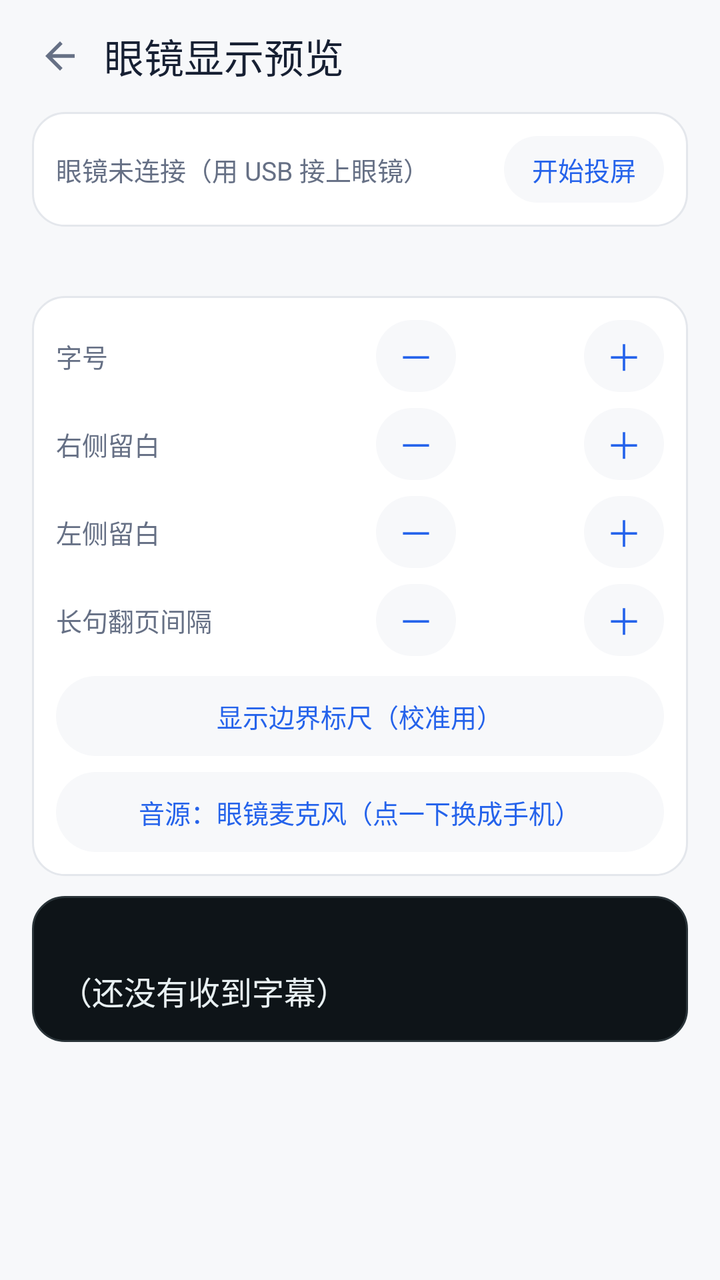
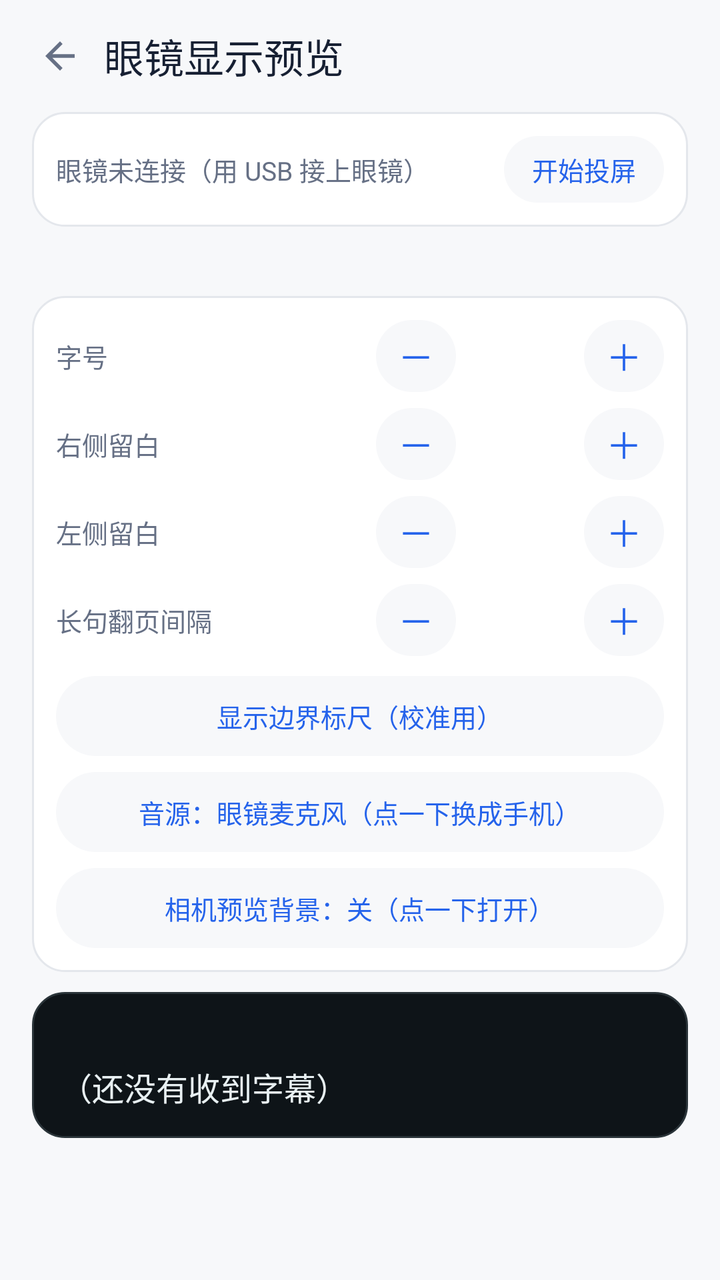

An Android layout rendered at two revisions. The XML below is the earlier revision; the diff shows what the commit changed to produce the second picture.
<!-- AndroidManifest.xml: application theme AppTheme -->
<!-- res/layout/overlay_glasses.xml -->
<?xml version="1.0" encoding="utf-8"?>
<LinearLayout xmlns:android="http://schemas.android.com/apk/res/android"
    android:layout_width="match_parent"
    android:layout_height="match_parent"
    android:background="@color/page"
    android:orientation="vertical">

    <LinearLayout
        android:layout_width="match_parent"
        android:layout_height="56dp"
        android:gravity="center_vertical"
        android:orientation="horizontal"
        android:paddingStart="8dp"
        android:paddingEnd="16dp">

        <ImageView
            android:id="@+id/glassesBack"
            android:layout_width="44dp"
            android:layout_height="44dp"
            android:background="@drawable/tap_icon_bare"
            android:clickable="true"
            android:contentDescription="@string/back"
            android:focusable="true"
            android:padding="11dp"
            android:src="@drawable/ic_back" />

        <TextView
            android:id="@+id/glassesTitle"
            android:layout_width="0dp"
            android:layout_height="wrap_content"
            android:layout_weight="1"
            android:fontFamily="sans-serif-medium"
            android:text="@string/glasses_preview_title"
            android:textColor="@color/ink"
            android:textSize="20sp" />
    </LinearLayout>

    
    <LinearLayout
        android:layout_width="match_parent"
        android:layout_height="wrap_content"
        android:layout_marginStart="16dp"
        android:layout_marginEnd="16dp"
        android:layout_marginBottom="10dp"
        android:background="@drawable/bg_card"
        android:gravity="center_vertical"
        android:orientation="horizontal"
        android:padding="12dp">

        <TextView
            android:id="@+id/glassesRealStatus"
            android:layout_width="0dp"
            android:layout_height="wrap_content"
            android:layout_weight="1"
            android:text="@string/glasses_real_idle"
            android:textColor="@color/ink_soft"
            android:textSize="13sp" />

        <TextView
            android:id="@+id/glassesRealToggle"
            android:layout_width="wrap_content"
            android:layout_height="wrap_content"
            android:background="@drawable/tap_pill"
            android:clickable="true"
            android:focusable="true"
            android:paddingStart="14dp"
            android:paddingTop="7dp"
            android:paddingEnd="14dp"
            android:paddingBottom="7dp"
            android:text="@string/glasses_real_cast"
            android:textColor="@color/brand"
            android:textSize="13sp" />
    </LinearLayout>

    
    <TextView
        android:id="@+id/glassesRealDiag"
        android:layout_width="match_parent"
        android:layout_height="wrap_content"
        android:layout_marginStart="16dp"
        android:layout_marginEnd="16dp"
        android:layout_marginBottom="10dp"
        android:fontFamily="monospace"
        android:textColor="@color/ink_soft"
        android:textSize="11sp" />

    
    <LinearLayout
        android:layout_width="match_parent"
        android:layout_height="wrap_content"
        android:layout_marginStart="16dp"
        android:layout_marginEnd="16dp"
        android:layout_marginBottom="10dp"
        android:background="@drawable/bg_card"
        android:orientation="vertical"
        android:padding="12dp">

        <LinearLayout
            android:layout_width="match_parent"
            android:layout_height="wrap_content"
            android:gravity="center_vertical"
            android:orientation="horizontal">

            <TextView
                android:layout_width="0dp"
                android:layout_height="wrap_content"
                android:layout_weight="1"
                android:text="@string/glasses_tune_font"
                android:textColor="@color/ink_soft"
                android:textSize="13sp" />

            <TextView
                android:id="@+id/glassesFontMinus"
                android:layout_width="40dp"
                android:layout_height="36dp"
                android:background="@drawable/tap_pill"
                android:clickable="true"
                android:focusable="true"
                android:gravity="center"
                android:text="@string/glasses_tune_minus"
                android:textColor="@color/brand"
                android:textSize="18sp" />

            <TextView
                android:id="@+id/glassesFontValue"
                android:layout_width="64dp"
                android:layout_height="wrap_content"
                android:gravity="center"
                android:textColor="@color/ink"
                android:textSize="14sp" />

            <TextView
                android:id="@+id/glassesFontPlus"
                android:layout_width="40dp"
                android:layout_height="36dp"
                android:background="@drawable/tap_pill"
                android:clickable="true"
                android:focusable="true"
                android:gravity="center"
                android:text="@string/glasses_tune_plus"
                android:textColor="@color/brand"
                android:textSize="18sp" />
        </LinearLayout>

        <LinearLayout
            android:layout_width="match_parent"
            android:layout_height="wrap_content"
            android:layout_marginTop="8dp"
            android:gravity="center_vertical"
            android:orientation="horizontal">

            <TextView
                android:layout_width="0dp"
                android:layout_height="wrap_content"
                android:layout_weight="1"
                android:text="@string/glasses_tune_right"
                android:textColor="@color/ink_soft"
                android:textSize="13sp" />

            <TextView
                android:id="@+id/glassesRightMinus"
                android:layout_width="40dp"
                android:layout_height="36dp"
                android:background="@drawable/tap_pill"
                android:clickable="true"
                android:focusable="true"
                android:gravity="center"
                android:text="@string/glasses_tune_minus"
                android:textColor="@color/brand"
                android:textSize="18sp" />

            <TextView
                android:id="@+id/glassesRightValue"
                android:layout_width="64dp"
                android:layout_height="wrap_content"
                android:gravity="center"
                android:textColor="@color/ink"
                android:textSize="14sp" />

            <TextView
                android:id="@+id/glassesRightPlus"
                android:layout_width="40dp"
                android:layout_height="36dp"
                android:background="@drawable/tap_pill"
                android:clickable="true"
                android:focusable="true"
                android:gravity="center"
                android:text="@string/glasses_tune_plus"
                android:textColor="@color/brand"
                android:textSize="18sp" />
        </LinearLayout>

        <LinearLayout
            android:layout_width="match_parent"
            android:layout_height="wrap_content"
            android:layout_marginTop="8dp"
            android:gravity="center_vertical"
            android:orientation="horizontal">

            <TextView
                android:layout_width="0dp"
                android:layout_height="wrap_content"
                android:layout_weight="1"
                android:text="@string/glasses_tune_left"
                android:textColor="@color/ink_soft"
                android:textSize="13sp" />

            <TextView
                android:id="@+id/glassesLeftMinus"
                android:layout_width="40dp"
                android:layout_height="36dp"
                android:background="@drawable/tap_pill"
                android:clickable="true"
                android:focusable="true"
                android:gravity="center"
                android:text="@string/glasses_tune_minus"
                android:textColor="@color/brand"
                android:textSize="18sp" />

            <TextView
                android:id="@+id/glassesLeftValue"
                android:layout_width="64dp"
                android:layout_height="wrap_content"
                android:gravity="center"
                android:textColor="@color/ink"
                android:textSize="14sp" />

            <TextView
                android:id="@+id/glassesLeftPlus"
                android:layout_width="40dp"
                android:layout_height="36dp"
                android:background="@drawable/tap_pill"
                android:clickable="true"
                android:focusable="true"
                android:gravity="center"
                android:text="@string/glasses_tune_plus"
                android:textColor="@color/brand"
                android:textSize="18sp" />
        </LinearLayout>

        
        <LinearLayout
            android:layout_width="match_parent"
            android:layout_height="wrap_content"
            android:layout_marginTop="8dp"
            android:gravity="center_vertical"
            android:orientation="horizontal">

            <TextView
                android:layout_width="0dp"
                android:layout_height="wrap_content"
                android:layout_weight="1"
                android:text="@string/glasses_tune_page_delay"
                android:textColor="@color/ink_soft"
                android:textSize="13sp" />

            <TextView
                android:id="@+id/glassesPageMinus"
                android:layout_width="40dp"
                android:layout_height="36dp"
                android:background="@drawable/tap_pill"
                android:clickable="true"
                android:focusable="true"
                android:gravity="center"
                android:text="@string/glasses_tune_minus"
                android:textColor="@color/brand"
                android:textSize="18sp" />

            <TextView
                android:id="@+id/glassesPageValue"
                android:layout_width="64dp"
                android:layout_height="wrap_content"
                android:gravity="center"
                android:textColor="@color/ink"
                android:textSize="14sp" />

            <TextView
                android:id="@+id/glassesPagePlus"
                android:layout_width="40dp"
                android:layout_height="36dp"
                android:background="@drawable/tap_pill"
                android:clickable="true"
                android:focusable="true"
                android:gravity="center"
                android:text="@string/glasses_tune_plus"
                android:textColor="@color/brand"
                android:textSize="18sp" />
        </LinearLayout>

        
        <LinearLayout
            android:id="@+id/glassesRulerToggle"
            android:layout_width="match_parent"
            android:layout_height="40dp"
            android:layout_marginTop="10dp"
            android:background="@drawable/tap_pill"
            android:clickable="true"
            android:focusable="true"
            android:gravity="center">

            <TextView
                android:id="@+id/glassesRulerLabel"
                android:layout_width="wrap_content"
                android:layout_height="wrap_content"
                android:text="@string/glasses_tune_ruler"
                android:textColor="@color/brand"
                android:textSize="13sp" />
        </LinearLayout>

        
        <LinearLayout
            android:id="@+id/glassesMicToggle"
            android:layout_width="match_parent"
            android:layout_height="40dp"
            android:layout_marginTop="8dp"
            android:background="@drawable/tap_pill"
            android:clickable="true"
            android:focusable="true"
            android:gravity="center">

            <TextView
                android:id="@+id/glassesMicLabel"
                android:layout_width="wrap_content"
                android:layout_height="wrap_content"
                android:text="@string/glasses_mic_source"
                android:textColor="@color/brand"
                android:textSize="13sp" />
        </LinearLayout>
    </LinearLayout>

    <LinearLayout
        android:layout_width="match_parent"
        android:layout_height="wrap_content"
        android:layout_marginStart="16dp"
        android:layout_marginEnd="16dp"
        android:background="@drawable/panel_bg"
        android:orientation="vertical"
        android:padding="14dp">

        <TextView
            android:id="@+id/glassesBadge"
            android:layout_width="wrap_content"
            android:layout_height="wrap_content"
            android:layout_marginBottom="8dp"
            android:letterSpacing="0.08"
            android:textColor="@color/screen_ink_dim"
            android:textSize="10sp" />

        <TextView
            android:id="@+id/glassesPanel"
            android:layout_width="match_parent"
            android:layout_height="wrap_content"
            android:fontFamily="monospace"
            android:lineSpacingExtra="6dp"
            android:text="@string/glasses_preview_empty"
            android:textColor="@color/screen_ink"
            android:textSize="16sp" />
    </LinearLayout>

    <TextView
        android:id="@+id/glassesCaption"
        android:layout_width="match_parent"
        android:layout_height="wrap_content"
        android:layout_marginStart="16dp"
        android:layout_marginTop="10dp"
        android:layout_marginEnd="16dp"
        android:textColor="@color/ink_faint"
        android:textSize="12sp" />
</LinearLayout>
<!-- resources referenced by this layout -->
<resources>
  <color name="brand">#2563EB</color>
  <color name="ink">#172033</color>
  <color name="ink_faint">#98A2B3</color>
  <color name="ink_soft">#667085</color>
  <color name="page">#F7F8FA</color>
  <color name="screen_ink">#E8F0F2</color>
  <color name="screen_ink_dim">#7C8B93</color>
  <!-- drawable bg_card (drawable) -->
  <?xml version="1.0" encoding="utf-8"?>
  <shape xmlns:android="http://schemas.android.com/apk/res/android" android:shape="rectangle">
      <solid android:color="@color/surface" />
      <stroke android:width="1dp" android:color="@color/line" />
      <corners android:radius="16dp" />
  </shape>
  <!-- drawable ic_back (drawable) -->
  <?xml version="1.0" encoding="utf-8"?>
  <vector xmlns:android="http://schemas.android.com/apk/res/android"
      android:width="22dp" android:height="22dp"
      android:viewportWidth="24" android:viewportHeight="24">
      <path android:fillColor="@color/ink_soft"
          android:pathData="M20,11H7.83l5.59,-5.59L12,4l-8,8 8,8 1.41,-1.41L7.83,13H20v-2z" />
  </vector>
  <!-- drawable panel_bg (drawable) -->
  <?xml version="1.0" encoding="utf-8"?>
  <shape xmlns:android="http://schemas.android.com/apk/res/android" android:shape="rectangle">
      <solid android:color="@color/screen" />
      <stroke android:width="1dp" android:color="@color/screen_line" />
      <corners android:radius="16dp" />
  </shape>
  <!-- drawable tap_icon_bare (drawable) -->
  <?xml version="1.0" encoding="utf-8"?>
  <ripple xmlns:android="http://schemas.android.com/apk/res/android"
      android:color="@color/ripple_light">
      <item>
          <shape android:shape="oval">
              <solid android:color="#00000000" />
          </shape>
      </item>
  </ripple>
  <!-- drawable tap_pill (drawable) -->
  <?xml version="1.0" encoding="utf-8"?>
  <ripple xmlns:android="http://schemas.android.com/apk/res/android"
      android:color="@color/ripple_light">
      <item android:drawable="@drawable/bg_pill" />
  </ripple>
  <string name="back">返回</string>
  <string name="glasses_mic_source">音源：眼镜麦克风（点一下换成手机）</string>
  <string name="glasses_preview_empty">（还没有收到字幕）</string>
  <string name="glasses_preview_title">眼镜显示预览</string>
  <string name="glasses_real_cast">开始投屏</string>
  <string name="glasses_real_idle">眼镜未连接（用 USB 接上眼镜）</string>
  <string name="glasses_tune_font">字号</string>
  <string name="glasses_tune_left">左侧留白</string>
  <string name="glasses_tune_minus">－</string>
  <string name="glasses_tune_page_delay">长句翻页间隔</string>
  <string name="glasses_tune_plus">＋</string>
  <string name="glasses_tune_right">右侧留白</string>
  <string name="glasses_tune_ruler">显示边界标尺（校准用）</string>
  <style name="AppTheme" parent="@android:style/Theme.Material.Light.NoActionBar">
          <item name="android:windowBackground">@color/page</item>
          <item name="android:statusBarColor">@color/page</item>
          <item name="android:windowLightStatusBar">true</item>
          <item name="android:navigationBarColor">@color/page</item>
          <item name="android:colorAccent">@color/brand</item>
      </style>
  <color name="surface">#FFFFFF</color>
  <color name="line">#E4E7EC</color>
  <color name="screen">#0E1418</color>
  <color name="screen_line">#2A3439</color>
  <color name="ripple_light">#14000000</color>
  <!-- drawable bg_pill (drawable) -->
  <?xml version="1.0" encoding="utf-8"?>
  <shape xmlns:android="http://schemas.android.com/apk/res/android" android:shape="rectangle">
      <solid android:color="@color/page" />
      <corners android:radius="22dp" />
  </shape>
</resources>

<!-- the commit's change to res/layout/overlay_glasses.xml (unified diff, before → after) -->
@@ -326,6 +326,26 @@
                 android:textColor="@color/brand"
                 android:textSize="13sp" />
         </LinearLayout>
+
+        
+        <LinearLayout
+            android:id="@+id/glassesCameraToggle"
+            android:layout_width="match_parent"
+            android:layout_height="40dp"
+            android:layout_marginTop="8dp"
+            android:background="@drawable/tap_pill"
+            android:clickable="true"
+            android:focusable="true"
+            android:gravity="center">
+
+            <TextView
+                android:id="@+id/glassesCameraLabel"
+                android:layout_width="wrap_content"
+                android:layout_height="wrap_content"
+                android:text="@string/glasses_camera_bg"
+                android:textColor="@color/brand"
+                android:textSize="13sp" />
+        </LinearLayout>
     </LinearLayout>
 
     <LinearLayout
<!-- resource entries referenced after the edit -->
@@ -46,6 +46,7 @@
       <item android:drawable="@drawable/bg_pill" />
   </ripple>
   <string name="back">返回</string>
+  <string name="glasses_camera_bg">相机预览背景：关（点一下打开）</string>
   <string name="glasses_mic_source">音源：眼镜麦克风（点一下换成手机）</string>
   <string name="glasses_preview_empty">（还没有收到字幕）</string>
   <string name="glasses_preview_title">眼镜显示预览</string>
